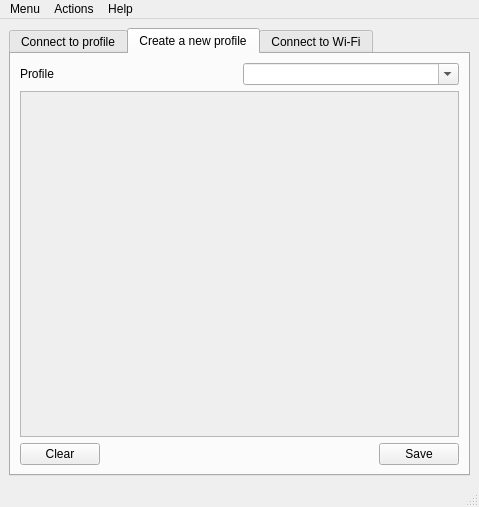
Before: the Qt Designer form sources/gui/src/mainwindow.ui in arcan1s/netctl-gui, drawn with Qt 5.
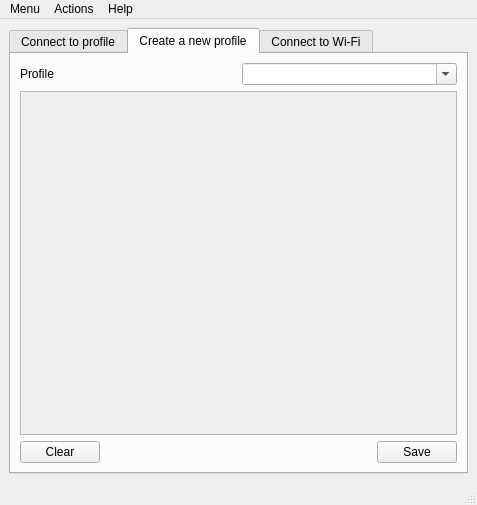
After: the same form once the commit is applied. The open tabs and pages were chosen to show the change. Icons and pictures are not drawn.

```diff
--- a/sources/gui/src/mainwindow.ui
+++ b/sources/gui/src/mainwindow.ui
@@ -6,8 +6,8 @@
    <rect>
     <x>0</x>
     <y>0</y>
-    <width>479</width>
-    <height>507</height>
+    <width>477</width>
+    <height>505</height>
    </rect>
   </property>
   <property name="windowTitle">
@@ -206,8 +206,8 @@
             <rect>
              <x>0</x>
              <y>0</y>
-             <width>96</width>
-             <height>26</height>
+             <width>445</width>
+             <height>349</height>
             </rect>
            </property>
            <property name="sizePolicy">
@@ -367,7 +367,7 @@
     <rect>
      <x>0</x>
      <y>0</y>
-     <width>479</width>
+     <width>477</width>
      <height>22</height>
     </rect>
    </property>
```
Left out of the diff: 13 changed lines with no effect on the pictures.
